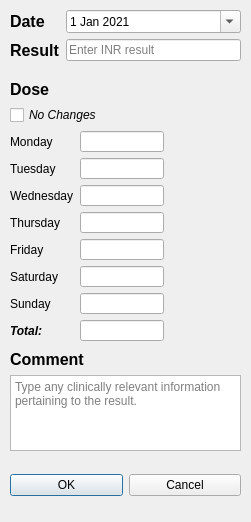
xyang-github/INR_Tracker, file uic/add_update_result.ui: the form before one commit.
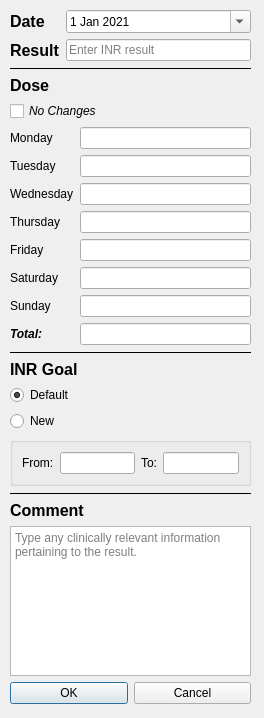
The form after the commit.

Commit message: UI changes to include inr goal

```diff
--- a/uic/add_update_result.ui
+++ b/uic/add_update_result.ui
@@ -6,8 +6,8 @@
    <rect>
     <x>0</x>
     <y>0</y>
-    <width>251</width>
-    <height>522</height>
+    <width>264</width>
+    <height>718</height>
    </rect>
   </property>
   <property name="windowTitle">
@@ -18,10 +18,12 @@
     <rect>
      <x>10</x>
      <y>10</y>
-     <width>231</width>
-     <height>61</height>
+     <width>241</width>
+     <height>694</height>
     </rect>
    </property>
+   <layout class="QVBoxLayout" name="lytMain">
+    <item>
    <layout class="QFormLayout" name="lytDateResult">
     <item row="0" column="0">
      <widget class="QLabel" name="lblDate">
@@ -82,55 +84,18 @@
      </widget>
     </item>
    </layout>
-  </widget>
-  <widget class="QWidget" name="verticalLayoutWidget">
-   <property name="geometry">
-    <rect>
-     <x>10</x>
-     <y>350</y>
-     <width>231</width>
-     <height>101</height>
-    </rect>
-   </property>
-   <layout class="QVBoxLayout" name="lytComment">
-    <item>
-     <widget class="QLabel" name="lblComment">
-      <property name="font">
-       <font>
-        <pointsize>12</pointsize>
-        <weight>75</weight>
-        <bold>true</bold>
-       </font>
-      </property>
-      <property name="text">
-       <string>Comment</string>
-      </property>
-     </widget>
     </item>
     <item>
-     <widget class="QTextEdit" name="txtComment">
-      <property name="toolTip">
-       <string>Add clinically relevant comments</string>
+     <widget class="Line" name="line1">
+      <property name="frameShadow">
+       <enum>QFrame::Plain</enum>
       </property>
-      <property name="tabChangesFocus">
-       <bool>false</bool>
+      <property name="orientation">
+       <enum>Qt::Horizontal</enum>
       </property>
-      <property name="placeholderText">
-       <string>Type any clinically relevant information pertaining to the result.</string>
-      </property>
      </widget>
     </item>
-   </layout>
-  </widget>
-  <widget class="QWidget" name="verticalLayoutWidget_2">
-   <property name="geometry">
-    <rect>
-     <x>10</x>
-     <y>80</y>
-     <width>154</width>
-     <height>261</height>
-    </rect>
-   </property>
+    <item>
    <layout class="QVBoxLayout" name="lytDose">
     <item>
      <widget class="QLabel" name="lblDoseTitle">
@@ -266,16 +231,135 @@
      </layout>
     </item>
    </layout>
-  </widget>
-  <widget class="QWidget" name="horizontalLayoutWidget">
-   <property name="geometry">
-    <rect>
-     <x>10</x>
-     <y>460</y>
-     <width>231</width>
-     <height>51</height>
-    </rect>
-   </property>
+    </item>
+    <item>
+     <widget class="Line" name="line2">
+      <property name="frameShadow">
+       <enum>QFrame::Plain</enum>
+      </property>
+      <property name="orientation">
+       <enum>Qt::Horizontal</enum>
+      </property>
+     </widget>
+    </item>
+    <item>
+     <layout class="QVBoxLayout" name="lytGoal">
+      <item>
+       <widget class="QLabel" name="lblGoal">
+        <property name="font">
+         <font>
+          <pointsize>12</pointsize>
+          <weight>75</weight>
+          <bold>true</bold>
+         </font>
+        </property>
+        <property name="text">
+         <string>INR Goal</string>
+        </property>
+        <property name="alignment">
+         <set>Qt::AlignLeading|Qt::AlignLeft|Qt::AlignVCenter</set>
+        </property>
+       </widget>
+      </item>
+      <item>
+       <widget class="QRadioButton" name="rbtn_Goal_Default">
+        <property name="text">
+         <string>Default</string>
+        </property>
+        <property name="checked">
+         <bool>true</bool>
+        </property>
+        <attribute name="buttonGroup">
+         <string notr="true">rbtnGroup_Goal</string>
+        </attribute>
+       </widget>
+      </item>
+      <item>
+       <widget class="QRadioButton" name="rbtnGoal_New">
+        <property name="text">
+         <string>New</string>
+        </property>
+        <attribute name="buttonGroup">
+         <string notr="true">rbtnGroup_Goal</string>
+        </attribute>
+       </widget>
+      </item>
+      <item>
+       <widget class="QGroupBox" name="gbxNewGoal">
+        <property name="checkable">
+         <bool>false</bool>
+        </property>
+        <property name="checked">
+         <bool>false</bool>
+        </property>
+        <layout class="QHBoxLayout" name="horizontalLayout">
+         <item>
+          <widget class="QLabel" name="lblNewGoalFrom">
+           <property name="text">
+            <string>From:</string>
+           </property>
+          </widget>
+         </item>
+         <item>
+          <widget class="QLineEdit" name="ledNewGoalFrom"/>
+         </item>
+         <item>
+          <widget class="QLabel" name="lblNewGoalTo">
+           <property name="text">
+            <string>To:</string>
+           </property>
+          </widget>
+         </item>
+         <item>
+          <widget class="QLineEdit" name="ledNewGoalTo"/>
+         </item>
+        </layout>
+       </widget>
+      </item>
+     </layout>
+    </item>
+    <item>
+     <widget class="Line" name="line3">
+      <property name="frameShadow">
+       <enum>QFrame::Plain</enum>
+      </property>
+      <property name="orientation">
+       <enum>Qt::Horizontal</enum>
+      </property>
+     </widget>
+    </item>
+    <item>
+     <layout class="QVBoxLayout" name="lytComment">
+      <item>
+       <widget class="QLabel" name="lblComment">
+        <property name="font">
+         <font>
+          <pointsize>12</pointsize>
+          <weight>75</weight>
+          <bold>true</bold>
+         </font>
+        </property>
+        <property name="text">
+         <string>Comment</string>
+        </property>
+       </widget>
+      </item>
+      <item>
+       <widget class="QTextEdit" name="txtComment">
+        <property name="toolTip">
+         <string>Add clinically relevant comments</string>
+        </property>
+        <property name="tabChangesFocus">
+         <bool>false</bool>
+        </property>
+        <property name="placeholderText">
+         <string>Type any clinically relevant information pertaining to the result.</string>
+        </property>
+       </widget>
+      </item>
+     </layout>
+    </item>
+    <item>
    <layout class="QHBoxLayout" name="lytButton">
     <item>
      <widget class="QPushButton" name="btnOK">
@@ -292,6 +376,8 @@
      </widget>
     </item>
    </layout>
+    </item>
+   </layout>
   </widget>
  </widget>
  <tabstops>
```
Left out of the diff: 12 changed lines with no effect on the pictures. Lines whose indentation alone changed are shown as unchanged. The commit also changes 1 other file.
